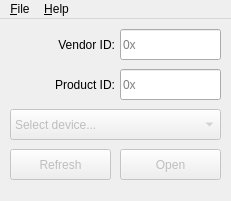
The window that src/mainwindow.ui (bloguetronica/mcp2221-conf) describes before a commit, drawn with Qt 5.
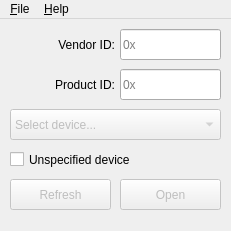
The same window after the commit. Icons and pictures are not drawn.

Diff of the .ui file:
```diff
--- a/src/mainwindow.ui
+++ b/src/mainwindow.ui
@@ -7,19 +7,19 @@
     <x>0</x>
     <y>0</y>
     <width>231</width>
-    <height>201</height>
+    <height>231</height>
    </rect>
   </property>
   <property name="minimumSize">
    <size>
     <width>231</width>
-    <height>201</height>
+    <height>231</height>
    </size>
   </property>
   <property name="maximumSize">
    <size>
     <width>231</width>
-    <height>201</height>
+    <height>231</height>
    </size>
   </property>
   <property name="windowTitle">
@@ -135,7 +135,7 @@
     <property name="geometry">
      <rect>
       <x>10</x>
-      <y>130</y>
+      <y>160</y>
       <width>101</width>
       <height>31</height>
      </rect>
@@ -151,7 +151,7 @@
     <property name="geometry">
      <rect>
       <x>120</x>
-      <y>130</y>
+      <y>160</y>
       <width>101</width>
       <height>31</height>
      </rect>
@@ -160,6 +160,19 @@
      <string>Open</string>
     </property>
    </widget>
+   <widget class="QCheckBox" name="checkBoxUnspecifiedDevice">
+    <property name="geometry">
+     <rect>
+      <x>10</x>
+      <y>130</y>
+      <width>211</width>
+      <height>21</height>
+     </rect>
+    </property>
+    <property name="text">
+     <string>Unspecified device</string>
+    </property>
+   </widget>
   </widget>
   <widget class="QMenuBar" name="menuBar">
    <property name="geometry">
```
